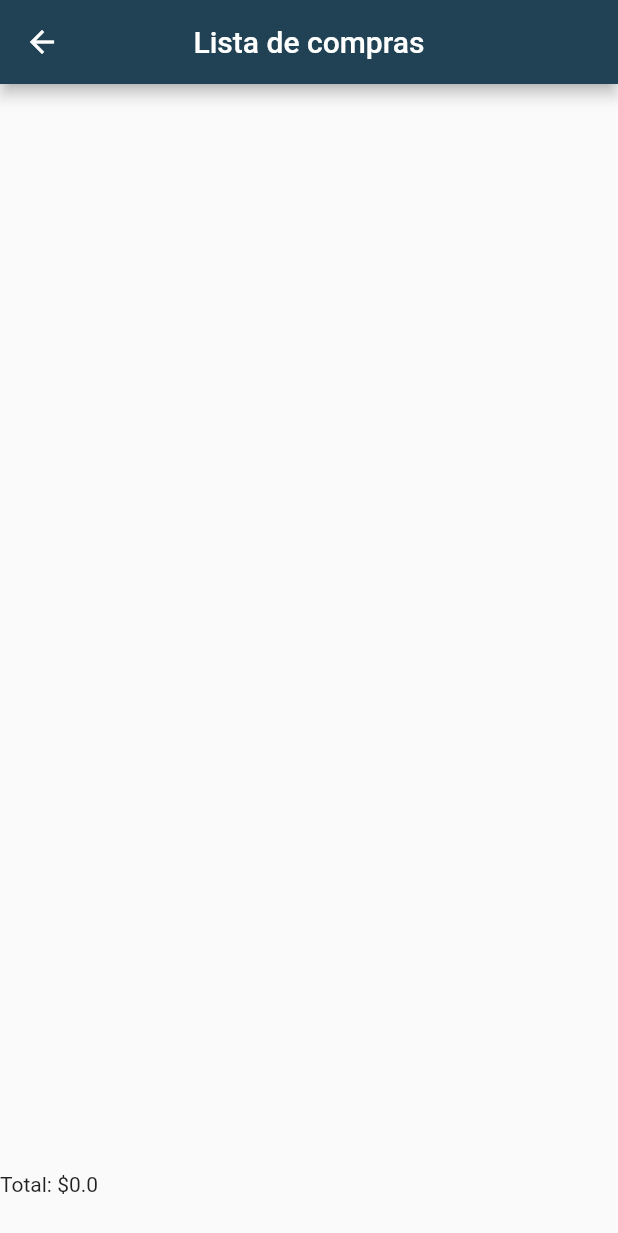
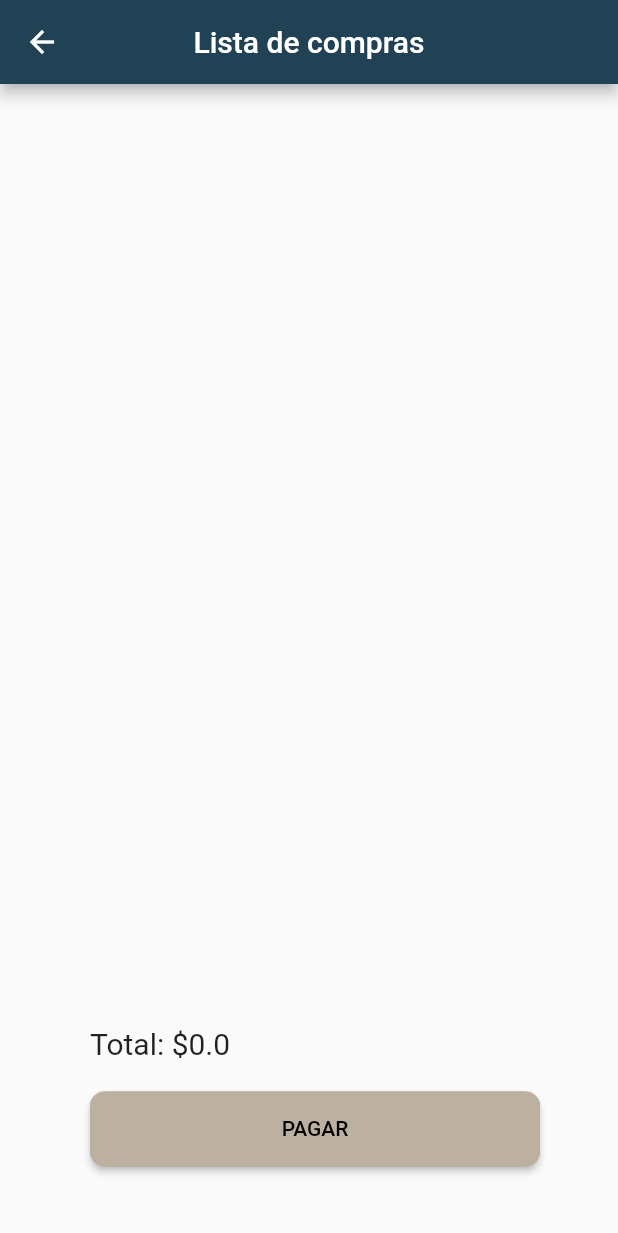
Before and after one commit to alfonso46674/DM_PI1, a Flutter app: the Cart screen opened directly with empty values, on a phone screen of 412 x 824 dp. Shown: the top 1233 px of the screen. Run offline on Flutter 3.47's test engine with Material 2 defaults, Android fonts, the phone set to English and light mode, and no system bars.

Commit message:
Feat: Shopping cart checkout visuals and functionality

```diff
--- a/lib/cart/cart.dart
+++ b/lib/cart/cart.dart
@@ -27,7 +27,7 @@ class _CartState extends State<Cart> {
   Widget build(BuildContext context) {
     return Scaffold(
       appBar: AppBar(
-        title: Text("Lista de compras"),
+        title: Text('Lista de compras'),
         centerTitle: true,
       ),
       body: Stack(
@@ -46,7 +46,37 @@ class _CartState extends State<Cart> {
           ),
           Positioned(
             bottom: 0,
-            child: Text("Total: \$$_total"),
+            left: 60,
+            child: Column(
+              crossAxisAlignment: CrossAxisAlignment.start,
+              children: [
+                Text(
+                  "Total: \$$_total",
+                  style: TextStyle(fontSize: 20),
+                ),
+                SizedBox(height: 20),
+                SizedBox(
+                  height: 50,
+                  width: 300,
+                  child: ElevatedButton(
+                    style: ElevatedButton.styleFrom(
+                        primary: Color.fromARGB(255, 0xBC, 0xB0, 0xA1),
+                        shape: RoundedRectangleBorder(
+                            borderRadius: BorderRadius.circular(10.0),
+                            side: BorderSide(
+                                color: Color.fromARGB(255, 0xBC, 0xB0, 0xA1)))),
+                    child: Text(
+                      'PAGAR',
+                      style: TextStyle(color: Colors.black),
+                    ),
+                    onPressed: () {
+                      Navigator.of(context).pushNamed('/payment');
+                    },
+                  ),
+                ),
+                SizedBox(height: 20)
+              ],
+            ),
           ),
         ],
       ),
--- a/lib/desserts/item_desserts_details.dart
+++ b/lib/desserts/item_desserts_details.dart
@@ -226,7 +226,7 @@ class _ItemDessertsDetailsState extends State<ItemDessertsDetails> {
                             widget.cart.products.add(
                               ProductItemCart(
                                   productTitle: widget.dessert.productTitle,
-                                  productAmount: widget.dessert.productAmount,
+                                  productAmount: widget.dessert.productAmount + 1,
                                   productPrice: widget.dessert.productPrice,
                                   productDescription:
                                       widget.dessert.productDescription,
@@ -279,7 +279,7 @@ class _ItemDessertsDetailsState extends State<ItemDessertsDetails> {
                                 widget.cart.products.add(
                                   ProductItemCart(
                                       productTitle: widget.dessert.productTitle,
-                                      productAmount: widget.dessert.productAmount,
+                                      productAmount: widget.dessert.productAmount + 1,
                                       productPrice: widget.dessert.productPrice,
                                       productDescription:
                                           widget.dessert.productDescription,
--- a/lib/drinks/item_hot_drinks_details.dart
+++ b/lib/drinks/item_hot_drinks_details.dart
@@ -236,7 +236,7 @@ class _ItemHotDrinksDetailsState extends State<ItemHotDrinksDetails> {
                             widget.cart.products.add(
                               ProductItemCart(
                                   productTitle: widget.drink.productTitle,
-                                  productAmount: widget.drink.productAmount,
+                                  productAmount: widget.drink.productAmount + 1,
                                   productPrice: widget.drink.productPrice,
                                   productDescription:
                                       widget.drink.productDescription,
@@ -289,7 +289,7 @@ class _ItemHotDrinksDetailsState extends State<ItemHotDrinksDetails> {
                               widget.cart.products.add(
                                 ProductItemCart(
                                     productTitle: widget.drink.productTitle,
-                                    productAmount: widget.drink.productAmount,
+                                    productAmount: widget.drink.productAmount + 1,
                                     productPrice: widget.drink.productPrice,
                                     productDescription:
                                         widget.drink.productDescription,
--- a/lib/grains/item_grains_details.dart
+++ b/lib/grains/item_grains_details.dart
@@ -227,7 +227,7 @@ class _ItemGrainsDetailsState extends State<ItemGrainsDetails> {
                             widget.cart.products.add(
                               ProductItemCart(
                                   productTitle: widget.grain.productTitle,
-                                  productAmount: widget.grain.productAmount,
+                                  productAmount: widget.grain.productAmount + 1,
                                   productPrice: widget.grain.productPrice,
                                   productDescription:
                                       widget.grain.productDescription,
@@ -276,7 +276,7 @@ class _ItemGrainsDetailsState extends State<ItemGrainsDetails> {
                                 widget.cart.products.add(
                                   ProductItemCart(
                                       productTitle: widget.grain.productTitle,
-                                      productAmount: widget.grain.productAmount,
+                                      productAmount: widget.grain.productAmount + 1,
                                       productPrice: widget.grain.productPrice,
                                       productDescription:
                                           widget.grain.productDescription,
--- a/lib/registro_y_login/registro_login.dart
+++ b/lib/registro_y_login/registro_login.dart
@@ -75,7 +75,7 @@ class _Registro_LoginState extends State<Registro_Login> {
                       child: Text(
                         "INGRESA",
                         style: TextStyle(
-                          fontWeight: FontWeight.w700,
+                          // fontWeight: FontWeight.w700,
                           fontFamily: 'Akzidens-Grotesk',
                         ),
                         textAlign: TextAlign.center,
```
Also changed, not shown: lib/cart/item_cart.dart (+90 -15 lines).
